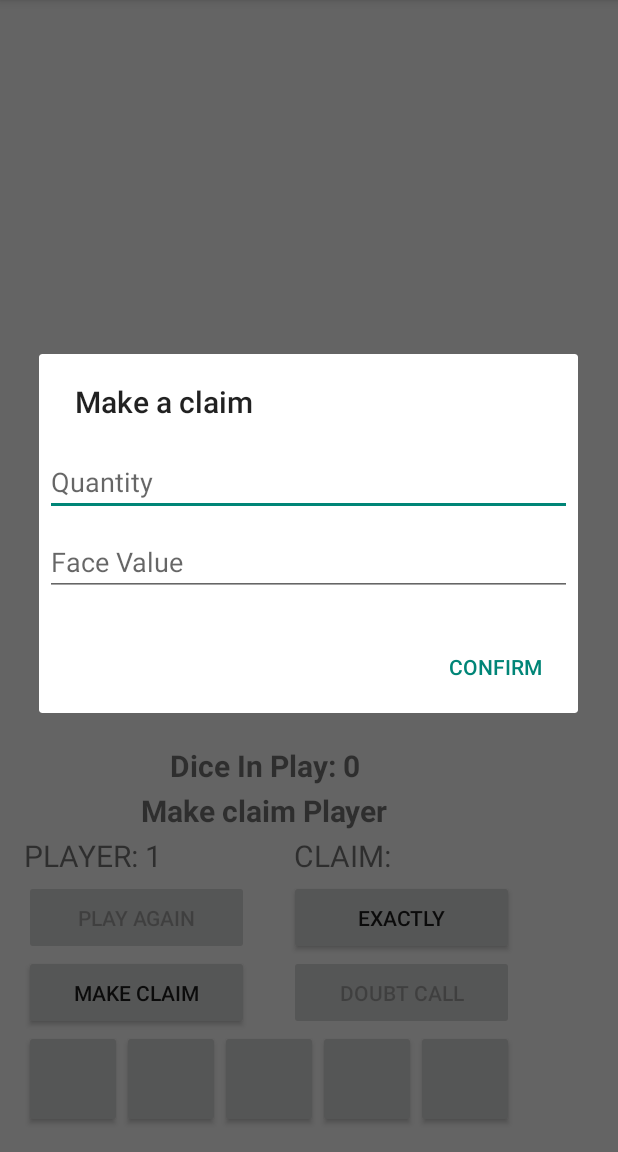
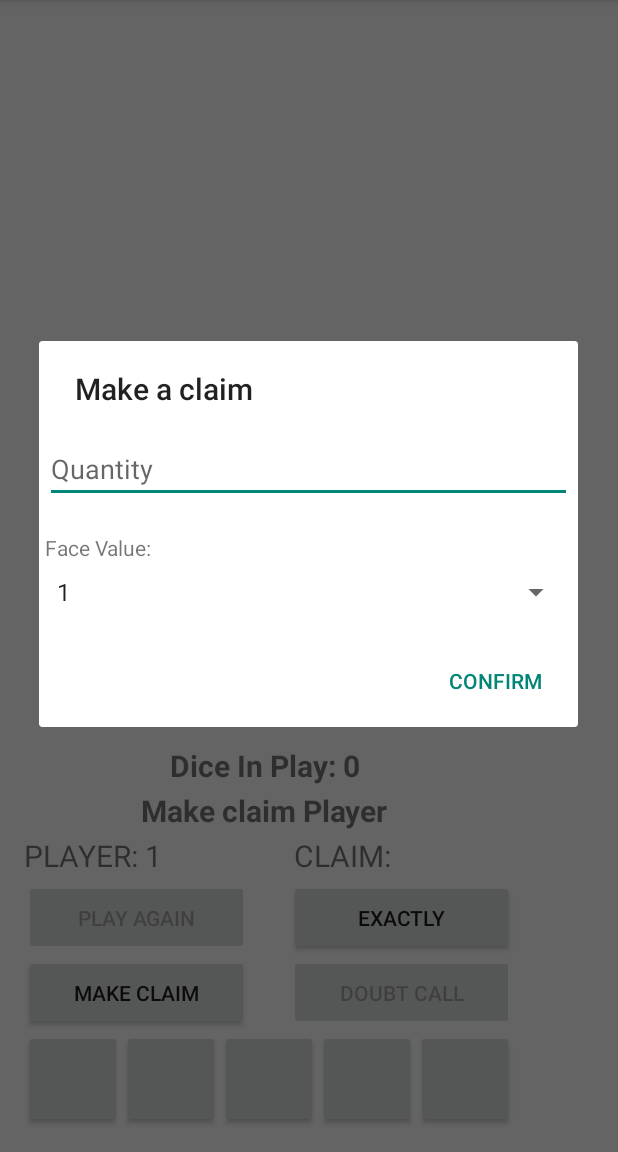
Before and after one commit to pvolum/AndroidLiarsDice, an Android app: the screen it shows after launch (MainActivity), after a tap on "MAKE CLAIM", on a phone screen of 412 x 824 dp, the part 84-1236 px from its top. Run offline under Robolectric (Android 15) with nearby library versions, the light colour scheme and no system bars.

Commit message:
Added spinner for face value selection

```diff
--- a/app/src/main/java/com/example/patrick/liarsdice/MainActivity.java
+++ b/app/src/main/java/com/example/patrick/liarsdice/MainActivity.java
@@ -17,6 +17,7 @@ import android.widget.ArrayAdapter;
 import android.widget.Button;
 import android.widget.EditText;
 import android.widget.ListView;
+import android.widget.Spinner;
 import android.widget.TextView;
 
 import java.util.ArrayList;
@@ -43,7 +44,7 @@ public class MainActivity extends ActionBarActivity {
     TextView switchText;
     TextView diceText;
     EditText quant;
-    EditText face;
+    Spinner face;
     Handler handler;
 
 
@@ -322,20 +323,15 @@ public class MainActivity extends ActionBarActivity {
             .setView(inflator);
 
         quant = (EditText) inflator.findViewById(R.id.quantity);
-        face = (EditText) inflator.findViewById(R.id.faceValue);
+        face = (Spinner) inflator.findViewById(R.id.faceValue);
         // Get the layout inflater
-
 
         alert.setPositiveButton("Confirm", new DialogInterface.OnClickListener() {
 
             @Override
             public void onClick(DialogInterface dialog, int id) {
                 int currentQ = Integer.parseInt(quant.getText().toString().trim());
-                int currentF = Integer.parseInt(face.getText().toString().trim());
-
-                if (currentF > 6 || currentF < 1) {
-                    //TODO handle bad user input fur to out of bounds face value
-                }
+                int currentF = Integer.parseInt(face.getSelectedItem().toString());
 
                 //game rules for valid claim
                 if ((currentQ > claimq) || (currentQ == claimq && currentF > claimf)) {
--- a/app/src/main/res/layout/claim_layout.xml
+++ b/app/src/main/res/layout/claim_layout.xml
@@ -17,15 +17,24 @@
         android:layout_marginRight="4dp"
         android:layout_marginBottom="4dp"
         android:hint="Quantity" />
-    <EditText
+    <TextView android:text="Face Value:"
+        android:id="@+id/faceValueHint"
+        android:layout_width="match_parent"
+        android:layout_height="wrap_content"
+        android:layout_marginTop="16dp"
+        android:layout_marginLeft="4dp"
+        android:layout_marginRight="4dp"
+        android:layout_marginBottom="4dp">
+    </TextView>
+    <Spinner
         android:id="@+id/faceValue"
-        android:inputType="textPassword"
         android:layout_width="match_parent"
         android:layout_height="wrap_content"
         android:layout_marginTop="4dp"
         android:layout_marginLeft="4dp"
         android:layout_marginRight="4dp"
         android:layout_marginBottom="16dp"
-        android:fontFamily="sans-serif"
-        android:hint="Face Value"/>
+        android:drawSelectorOnTop="true"
+        android:entries="@array/faceValues"
+        android:fontFamily="sans-serif" />
 </LinearLayout>
--- a/app/src/main/res/values/strings.xml
+++ b/app/src/main/res/values/strings.xml
@@ -9,4 +9,13 @@
     <string name="play_again_btn">Play Again</string>
     <string name="exactly_btn">Exactly</string>
     <string name="action_instructions">Instructions</string>
+
+    <string-array name="faceValues">
+        <item>1</item>
+        <item>2</item>
+        <item>3</item>
+        <item>4</item>
+        <item>5</item>
+        <item>6</item>
+    </string-array>
 </resources>
```
